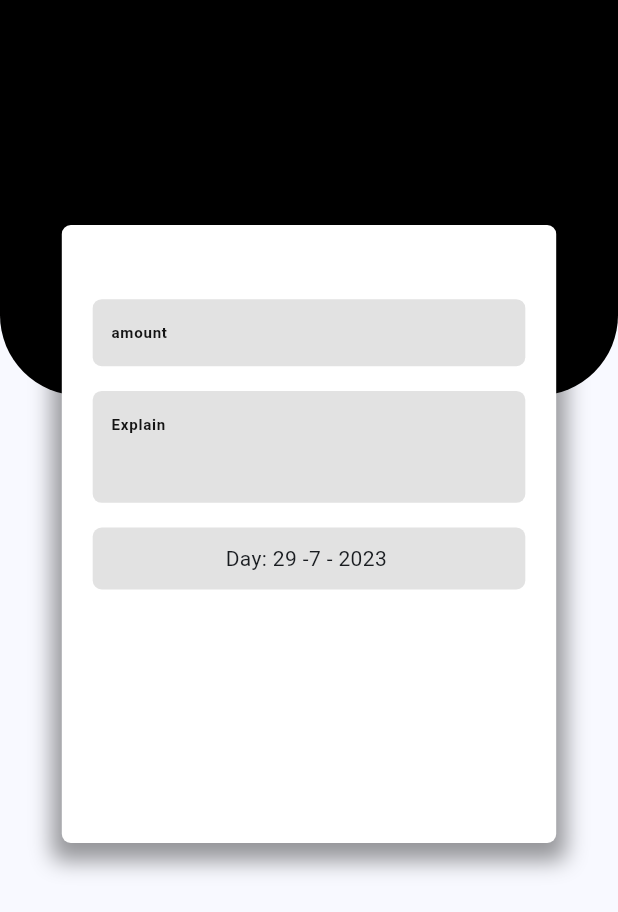
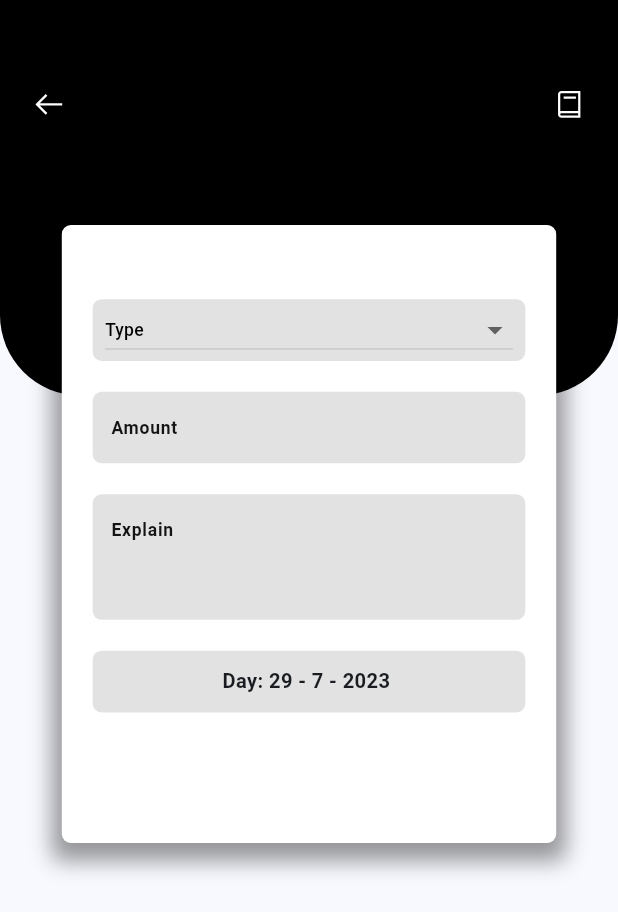
Before and after one commit to chrisokoriedev/finance_app_repo, a Flutter app: the CreateExpenseView screen opened by its route, on a phone screen of 412 x 824 dp. Shown: the top 912 px of the screen. Run offline on Flutter 3.47's test engine with Material 2 defaults, Android fonts, the phone set to English and light mode, and no system bars; our stand-ins replace flutter_riverpod, gap, go_router, line_icons, responsive_sizer, syncfusion_flutter_charts.

Commit message:
worked on the expense tyoe it working fine

```diff
--- a/lib/features/CreateExpense/create_expense_view.dart
+++ b/lib/features/CreateExpense/create_expense_view.dart
@@ -3,9 +3,13 @@ import 'package:expense_app/utils/const.dart';
 import 'package:flutter/material.dart';
 import 'package:flutter_riverpod/flutter_riverpod.dart';
 import 'package:gap/gap.dart';
+import 'package:go_router/go_router.dart';
+import 'package:line_icons/line_icon.dart';
 import 'package:responsive_sizer/responsive_sizer.dart';
 
-final selectedDateTime = StateProvider<DateTime>((ref) => DateTime.now());
+final selectedDateTimeStateProvider =
+    StateProvider<DateTime>((ref) => DateTime.now());
+final expenseItemType = StateProvider<String>((ref) => '');
 
 class CreateExpenseView extends ConsumerWidget {
   const CreateExpenseView({super.key});
@@ -14,8 +18,9 @@ class CreateExpenseView extends ConsumerWidget {
   Widget build(BuildContext context, WidgetRef ref) {
     final expenseAmount = TextEditingController();
     final expenseDescriprition = TextEditingController();
-    final choosedDate = ref.watch(selectedDateTime);
-
+    List<String> expenseListType = ['Expense', 'Income', 'Debt'];
+    final choosedDate = ref.watch(selectedDateTimeStateProvider);
+    final chooseExpense = ref.watch(expenseItemType.notifier);
     return Scaffold(
       body: Stack(
         children: [
@@ -24,12 +29,29 @@ class CreateExpenseView extends ConsumerWidget {
               Container(
                 width: double.infinity,
                 height: 32.h,
-                padding: EdgeInsets.symmetric(horizontal: 5.w, vertical: 10.h),
+                padding: EdgeInsets.symmetric(horizontal: 5.w, vertical: 7.h),
                 decoration: BoxDecoration(
                   color: AppColor.kBlackColor,
                   borderRadius: BorderRadius.vertical(
                     bottom: Radius.circular(30.sp),
                   ),
+                ),
+                child: Row(
+                  mainAxisAlignment: MainAxisAlignment.spaceBetween,
+                  crossAxisAlignment: CrossAxisAlignment.start,
+                  children: [
+                    GestureDetector(
+                      onTap: () => context.pop(),
+                      child: LineIcon.arrowLeft(
+                        color: AppColor.kWhitColor,
+                        size: 20.sp,
+                      ),
+                    ),
+                    LineIcon.book(
+                      color: AppColor.kWhitColor,
+                      size: 20.sp,
+                    )
+                  ],
                 ),
               ),
             ],
@@ -55,14 +77,62 @@ class CreateExpenseView extends ConsumerWidget {
                     ]),
                 child: Column(
                   children: [
+                    Container(
+                      width: double.infinity,
+                      padding: EdgeInsets.symmetric(horizontal: 2.w),
+                      height: 5.h,
+                      decoration: BoxDecoration(
+                          color: AppColor.kGreyColor.withOpacity(0.3),
+                          borderRadius: customBorderRadius(10)),
+                      child: DropdownButton<String>(
+                        isExpanded: true,
+                        hint: Text(
+                          'Type',
+                          style: TextStyle(
+                              fontSize: 14.sp, color: AppColor.kBlackColor),
+                        ),
+                        selectedItemBuilder: (context) => expenseListType
+                            .map(
+                              (e) => DropdownMenuItem(
+                                value: e,
+                                child: Text(
+                                  e,
+                                  style: TextStyle(
+                                      fontSize: 13.9.sp,
+                                      fontWeight: FontWeight.w600),
+                                ),
+                              ),
+                            )
+                            .toList(),
+                        items: expenseListType
+                            .map(
+                              (e) => DropdownMenuItem(
+                                value: e,
+                                child: Text(
+                                  e,
+                                  style: TextStyle(
+                                      fontSize: 13.9.sp,
+                                      fontWeight: FontWeight.w600),
+                                ),
+                              ),
+                            )
+                            .toList(),
+                        onChanged: (value) {
+                          // print(value!);
+                          ref.read(expenseItemType.notifier).state = value!;
+                          print(chooseExpense.state);
+                        },
+                      ),
+                    ),
+                    Gap(2.5.h),
                     CustomTextFormField(
                       textEditingController: expenseDescriprition,
-                      hintText: 'amount',
+                      hintText: 'Amount',
                       textInputType: TextInputType.number,
                       maxLine: 1,
                       maxlength: 10,
                     ),
-                    Gap(2.h),
+                    Gap(2.5.h),
                     CustomTextFormField(
                       textEditingController: expenseAmount,
                       hintText: 'Explain',
@@ -70,16 +140,19 @@ class CreateExpenseView extends ConsumerWidget {
                       maxLine: 3,
                       maxlength: 30,
                     ),
-                    Gap(2.h),
+                    Gap(2.5.h),
                     GestureDetector(
                       onTap: () async {
                         DateTime? newDate = await showDatePicker(
                             context: context,
-                            initialDate: DateTime.now(),
+                            initialDate:
+                                ref.read(selectedDateTimeStateProvider),
                             firstDate: DateTime(2001),
                             lastDate: DateTime(2080));
                         if (newDate != null) {
-                          ref.read(selectedDateTime.notifier).state = newDate;
+                          ref
+                              .read(selectedDateTimeStateProvider.notifier)
+                              .state = newDate;
                         }
                       },
                       child: Container(
@@ -90,7 +163,10 @@ class CreateExpenseView extends ConsumerWidget {
                             color: AppColor.kGreyColor.withOpacity(0.3),
                             borderRadius: customBorderRadius(10)),
                         child: Text(
-                            'Day: ${choosedDate.day} -${choosedDate.month} - ${choosedDate.year} '),
+                          'Day: ${choosedDate.day} - ${choosedDate.month} - ${choosedDate.year} ',
+                          style: TextStyle(
+                              fontSize: 15.sp, fontWeight: FontWeight.w600),
+                        ),
                       ),
                     ),
                   ],
--- a/lib/utils/const.dart
+++ b/lib/utils/const.dart
@@ -80,7 +80,7 @@ class CustomTextFormField extends StatelessWidget {
       maxLines: maxLine,
       maxLength: maxlength,
       style: TextStyle(
-          fontSize: 13.sp,
+          fontSize: 14.sp,
           color: AppColor.kDarkGreyColor,
           fontWeight: FontWeight.w600),
       cursorWidth: 1.w,
@@ -92,7 +92,7 @@ class CustomTextFormField extends StatelessWidget {
         fillColor: AppColor.kGreyColor.withOpacity(0.3),
         filled: true,
         hintText: hintText,
-        hintStyle: TextStyle(fontSize: 13.sp, color: AppColor.kDarkGreyColor),
+        hintStyle: TextStyle(fontSize: 14.sp, color: AppColor.kDarkGreyColor),
         isCollapsed: true,
         contentPadding: EdgeInsets.symmetric(horizontal: 2.w, vertical: 1.8.h),
         border: OutlineInputBorder(
```
